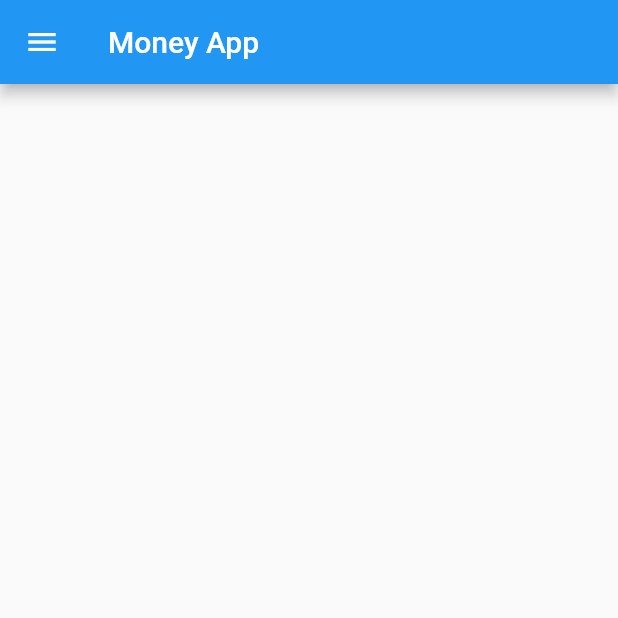
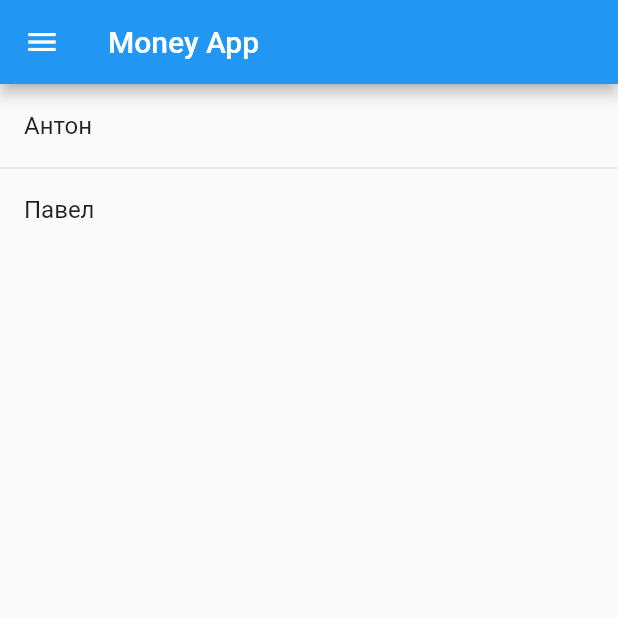
Before and after one commit to Pavel-Kupreichyk/Money-App, a Flutter app: the screen it shows after launch, on a phone screen of 412 x 824 dp, the top half of it. Run offline on Flutter 3.47's test engine with Material 2 defaults, Android fonts, the phone set to English and light mode, and no system bars; our stand-ins replace rxdart.

Commit message:
add customer list

```diff
--- a/lib/blocs/main_page_bloc.dart
+++ b/lib/blocs/main_page_bloc.dart
@@ -1,6 +1,24 @@
+import 'package:money_app/models/customer.dart';
+import 'package:money_app/services/db_service.dart';
 import 'package:money_app/support/disposable.dart';
+import 'package:rxdart/rxdart.dart';
 
 class MainBloc implements Disposable {
+  final PublishSubject<List<Customer>> _customers = PublishSubject();
+  final DbService _dbService;
+
+  MainBloc(this._dbService) {
+    updateCustomers();
+  }
+
+  Stream<List<Customer>> get customers => _customers;
+
+  Future updateCustomers() async {
+    _customers.add(await _dbService.fetchCustomers());
+  }
+
   @override
-  void dispose() {}
+  void dispose() {
+    _customers.close();
+  }
 }
--- a/lib/main.dart
+++ b/lib/main.dart
@@ -1,4 +1,5 @@
 import 'package:flutter/material.dart';
+import 'package:money_app/services/db_service.dart';
 import 'package:money_app/services/navigation_service.dart';
 import 'package:money_app/support/route_generator.dart';
 import 'package:provider/provider.dart';
@@ -11,7 +12,8 @@ void main() {
   runApp(
     MultiProvider(
       providers: <SingleChildWidget>[
-        Provider<NavigationService>.value(value: navService)
+        Provider<NavigationService>.value(value: navService),
+        Provider<DbService>.value(value: DbService())
       ],
       child: App(RouteGenerator(), navKey),
     ),
--- a/lib/pages/main_page_body.dart
+++ b/lib/pages/main_page_body.dart
@@ -1,5 +1,6 @@
 import 'package:flutter/material.dart';
 import 'package:money_app/blocs/main_page_bloc.dart';
+import 'package:money_app/models/customer.dart';
 
 class MainPageBody extends StatelessWidget {
   final MainBloc _bloc;
@@ -7,6 +8,28 @@ class MainPageBody extends StatelessWidget {
 
   @override
   Widget build(BuildContext context) {
-    return Container();
+    return SafeArea(
+      child: StreamBuilder<List<Customer>>(
+          stream: _bloc.customers,
+          builder: (context, snapshot) {
+            if (!snapshot.hasData) {
+              return Center(child: CircularProgressIndicator());
+            }
+            var customers = snapshot.data;
+            return RefreshIndicator(
+              onRefresh: () => _bloc.updateCustomers(),
+              child: ListView.separated(
+                  itemBuilder: (_, index) {
+                    return ListTile(
+                      title: Text(customers[index].firstName),
+                    );
+                  },
+                  separatorBuilder: (_, index) {
+                    return Divider(height: 0);
+                  },
+                  itemCount: customers.length),
+            );
+          }),
+    );
   }
 }
--- a/lib/pages/main_page_builder.dart
+++ b/lib/pages/main_page_builder.dart
@@ -2,13 +2,14 @@ import 'package:flutter/material.dart';
 import 'package:money_app/blocs/main_page_bloc.dart';
 import 'package:money_app/pages/main_drawer.dart';
 import 'package:money_app/pages/main_page_body.dart';
+import 'package:money_app/services/db_service.dart';
 import 'package:provider/provider.dart';
 
 class MainPageBuilder extends StatelessWidget {
   @override
   Widget build(BuildContext context) {
-    return Provider<MainBloc>(
-      create: (_) => MainBloc(),
+    return ProxyProvider<DbService, MainBloc>(
+      update: (_, db, prevBloc) => prevBloc ?? MainBloc(db),
       dispose: (_, bloc) => bloc.dispose(),
       child: Consumer<MainBloc>(
         builder: (_, bloc, __) => Scaffold(
```
Also changed, not shown: lib/services/db_service.dart (added, +58 -0 lines).
